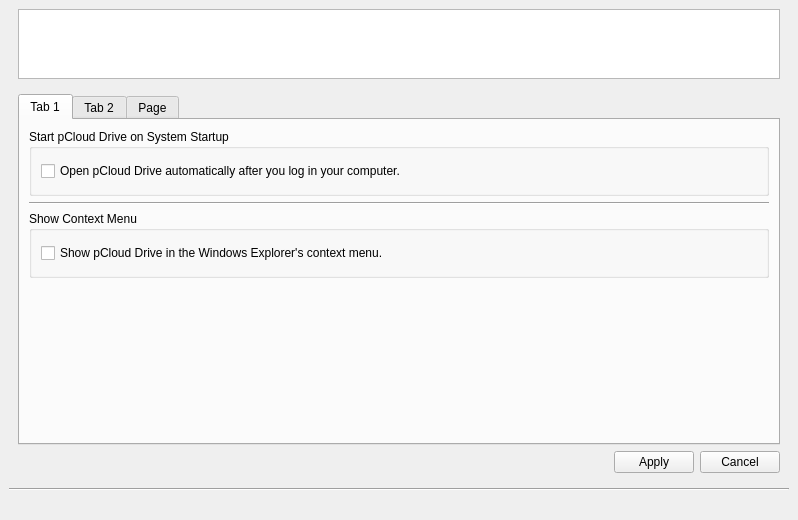
This is pcloudwindow.ui in pcloudcom/psyncgui as Qt 5 draws it before an edit. The edited form follows.
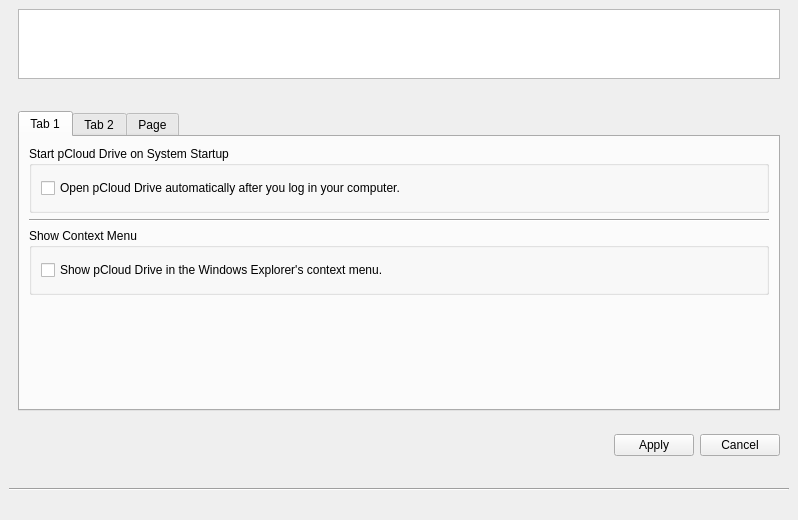
This is the edited form. Icons and pictures are not drawn.

```diff
--- a/pcloudwindow.ui
+++ b/pcloudwindow.ui
@@ -1019,7 +1019,7 @@
             <property name="maximumSize">
              <size>
               <width>16777215</width>
-              <height>390</height>
+              <height>300</height>
              </size>
             </property>
             <property name="currentIndex">
```
Left out of the diff: 24 changed lines with no effect on the pictures.
